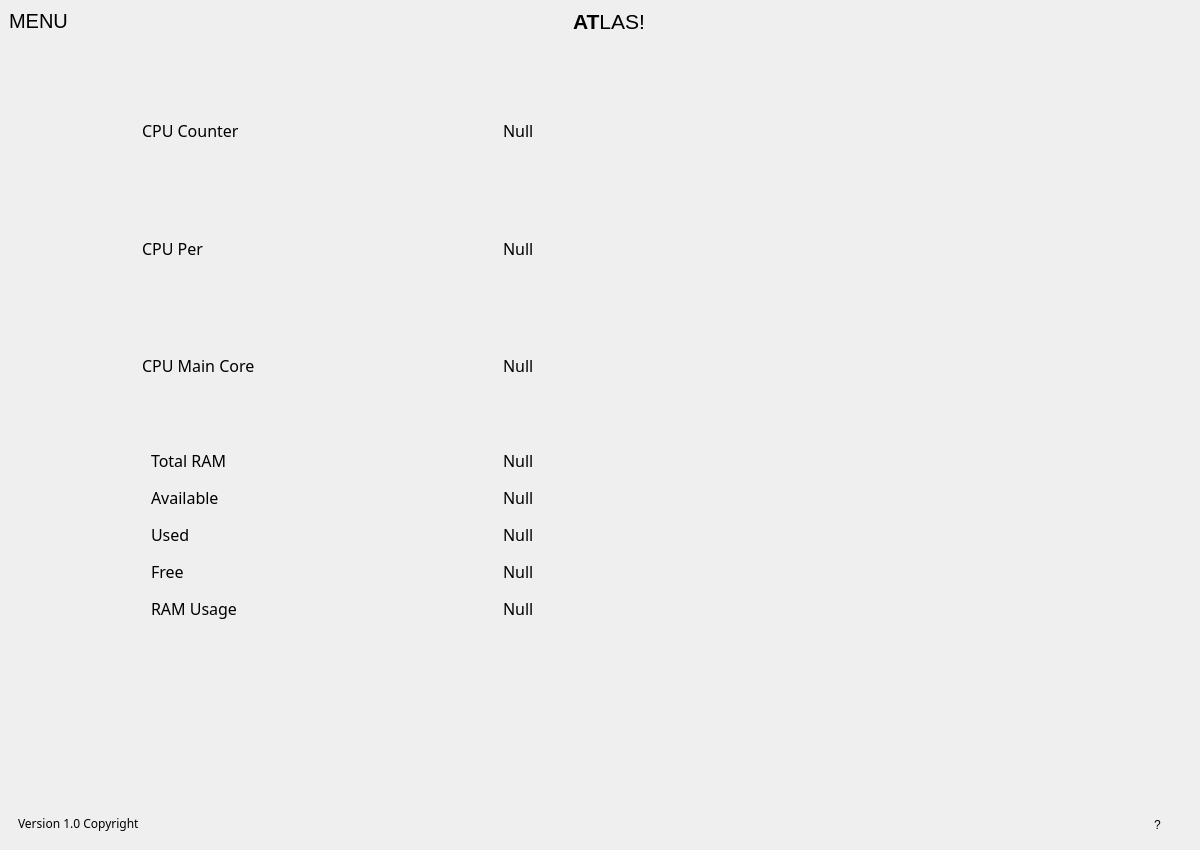
Above: files/dashboard.ui from KramStyles/atlas before the change. Below: the same form after it.
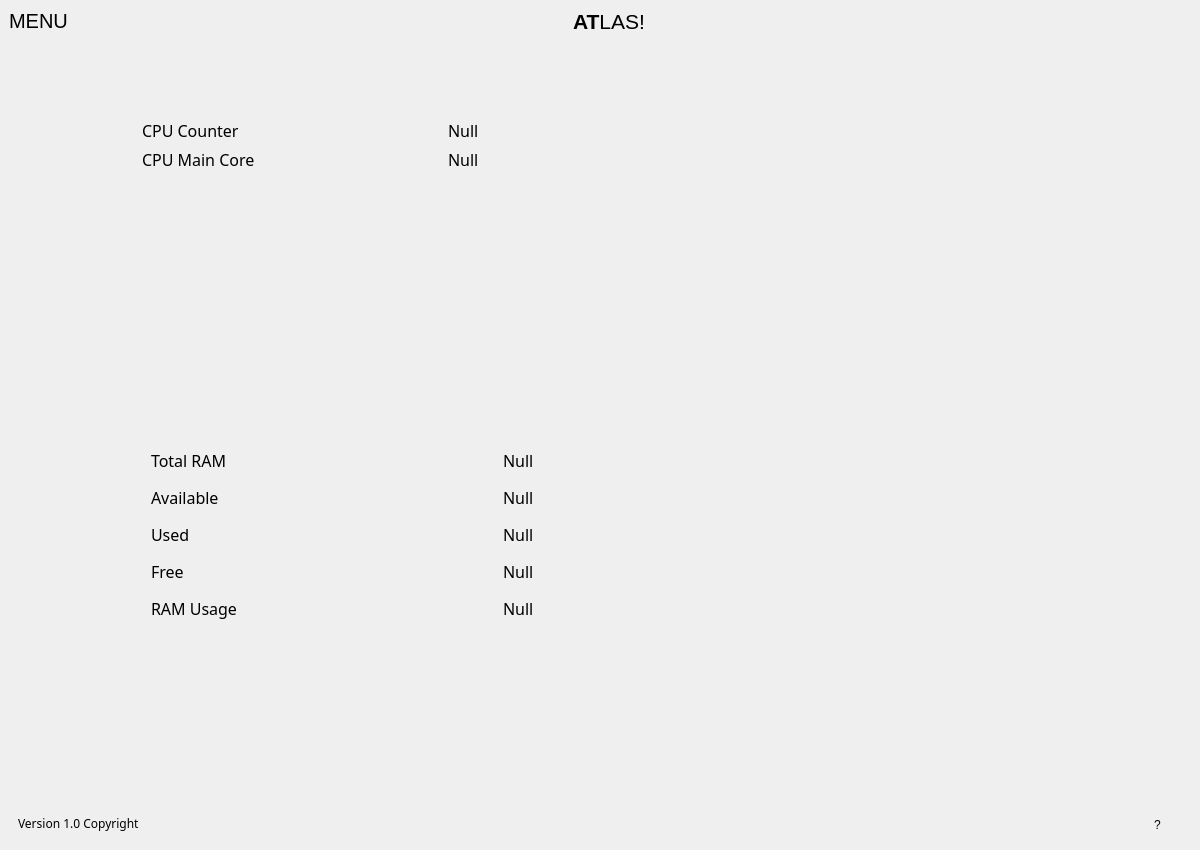
That is the form after the change. The open tabs and pages were chosen to show the change. Icons and pictures are not drawn. Custom widgets are drawn as their Qt base class.

Commit message: took out cpu percent label

What changed in the file:
```diff
--- a/files/dashboard.ui
+++ b/files/dashboard.ui
@@ -670,38 +670,6 @@
                  <enum>QFrame::Raised</enum>
                 </property>
                 <layout class="QGridLayout" name="gridLayout_2">
-                 <item row="1" column="0">
-                  <widget class="QLabel" name="label_13">
-                   <property name="maximumSize">
-                    <size>
-                     <width>16777215</width>
-                     <height>50</height>
-                    </size>
-                   </property>
-                   <property name="font">
-                    <font>
-                     <family>poppins</family>
-                     <pointsize>-1</pointsize>
-                    </font>
-                   </property>
-                   <property name="text">
-                    <string>CPU Per</string>
-                   </property>
-                  </widget>
-                 </item>
-                 <item row="1" column="1">
-                  <widget class="QLabel" name="lblCpuPer">
-                   <property name="font">
-                    <font>
-                     <family>poppins</family>
-                     <pointsize>-1</pointsize>
-                    </font>
-                   </property>
-                   <property name="text">
-                    <string>Null</string>
-                   </property>
-                  </widget>
-                 </item>
                  <item row="0" column="0">
                   <widget class="QLabel" name="label_12">
                    <property name="maximumSize">
@@ -734,7 +702,7 @@
                    </property>
                   </widget>
                  </item>
-                 <item row="2" column="0">
+                 <item row="1" column="0">
                   <widget class="QLabel" name="label_14">
                    <property name="maximumSize">
                     <size>
@@ -753,7 +721,7 @@
                    </property>
                   </widget>
                  </item>
-                 <item row="2" column="1">
+                 <item row="1" column="1">
                   <widget class="QLabel" name="lblCpuCore">
                    <property name="font">
                     <font>
@@ -766,7 +734,7 @@
                    </property>
                   </widget>
                  </item>
-                 <item row="1" column="2">
+                 <item row="2" column="0">
                   <widget class="roundProgressBar" name="progRam" native="true">
                    <property name="minimumSize">
                     <size>
```
Left out of the diff: 2 changed lines with no effect on the pictures. The commit also changes 2 other files.
